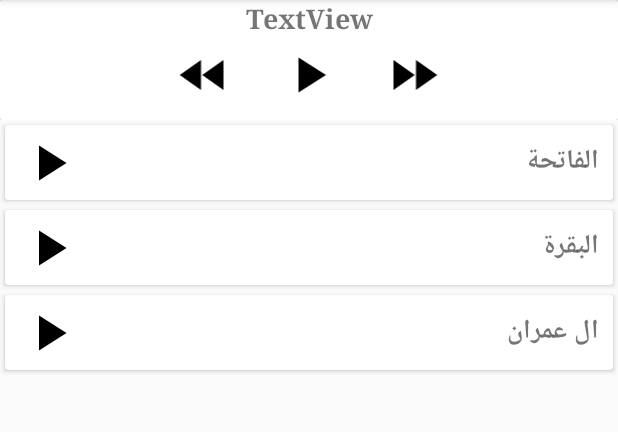
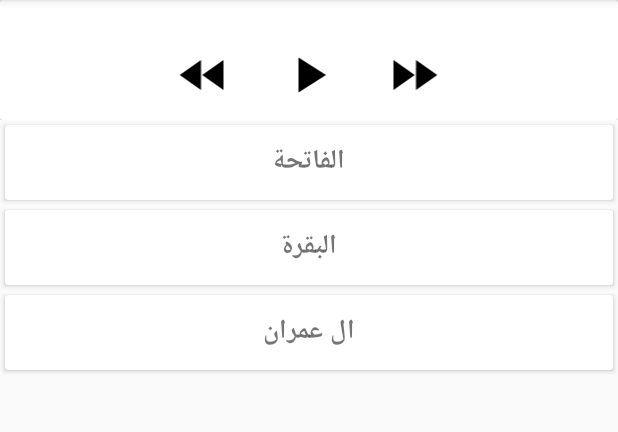
Before and after one commit to hawasman/Android-QuranOnline, an Android app: the screen it shows after launch (MainActivity), on a phone screen of 412 x 824 dp, the part 84-516 px from its top. Run offline under Robolectric (Android 15) with nearby library versions, the phone set to English and light mode, and no system bars.

Commit message:
working prototype

```diff
--- a/app/src/main/AndroidManifest.xml
+++ b/app/src/main/AndroidManifest.xml
@@ -1,7 +1,7 @@
 <?xml version="1.0" encoding="utf-8"?>
 <manifest xmlns:android="http://schemas.android.com/apk/res/android"
     package="com.madminds.quranonline">
-
+    <uses-permission android:name="android.permission.INTERNET" />
     <application
         android:allowBackup="true"
         android:icon="@mipmap/ic_launcher"
--- /dev/null
+++ b/app/src/main/java/com/madminds/quranonline/ItemClickListener.java
@@ -0,0 +1,11 @@
+package com.madminds.quranonline;
+
+import android.view.View;
+
+/**
+ * Created by HawasMan on 11/14/2017.
+ */
+
+public interface ItemClickListener {
+    void onClick(View view, int position);
+}
--- a/app/src/main/java/com/madminds/quranonline/MainActivity.java
+++ b/app/src/main/java/com/madminds/quranonline/MainActivity.java
@@ -1,37 +1,137 @@
 package com.madminds.quranonline;
 
+import android.media.AudioManager;
+import android.media.MediaPlayer;
 import android.support.v7.app.AppCompatActivity;
 import android.os.Bundle;
 import android.support.v7.widget.LinearLayoutManager;
 import android.support.v7.widget.RecyclerView;
+import android.view.View;
 import android.widget.ImageView;
 import android.widget.TextView;
+import android.widget.Toast;
 
+import java.io.IOException;
 import java.util.ArrayList;
 import java.util.List;
 
-public class MainActivity extends AppCompatActivity {
+public class MainActivity extends AppCompatActivity implements ItemClickListener {
+    int index = 0;
     TextView audioName;
-    ImageView forward,rewind,play;
+    ImageView forward, rewind, play;
     RecyclerView recyclerMain;
     List<QItem> qItemList = new ArrayList<>();
+    private MediaPlayer mMediaPlayer;
 
     @Override
     protected void onCreate(Bundle savedInstanceState) {
         super.onCreate(savedInstanceState);
         setContentView(R.layout.activity_main);
-        qItemList.add(new QItem("الفاتحة","http://server12.mp3quran.net/m_krm/001.mp3"));
-        qItemList.add(new QItem("البقرة","http://server12.mp3quran.net/m_krm/002.mp3"));
-        qItemList.add(new QItem("ال عمران","http://server12.mp3quran.net/m_krm/003.mp3"));
-        audioName = (TextView)findViewById(R.id.audio_name);
+        qItemList.add(new QItem("الفاتحة", "http://server12.mp3quran.net/m_krm/001.mp3"));
+        qItemList.add(new QItem("البقرة", "http://server12.mp3quran.net/m_krm/002.mp3"));
+        qItemList.add(new QItem("ال عمران", "http://server12.mp3quran.net/m_krm/003.mp3"));
+        audioName = (TextView) findViewById(R.id.name_text);
         forward = (ImageView) findViewById(R.id.forward);
-        rewind = (ImageView)findViewById(R.id.rewind);
-        play = (ImageView)findViewById(R.id.play);
-        recyclerMain = (RecyclerView)findViewById(R.id.recycler_main);
+        rewind = (ImageView) findViewById(R.id.rewind);
+        play = (ImageView) findViewById(R.id.play);
+        recyclerMain = (RecyclerView) findViewById(R.id.recycler_main);
+        assert recyclerMain != null;
         recyclerMain.setHasFixedSize(true);
-        MyAdapter myAdapter = new MyAdapter(this,qItemList);
+        MyAdapter myAdapter = new MyAdapter(this, qItemList);
         RecyclerView.LayoutManager layoutManager = new LinearLayoutManager(this);
         recyclerMain.setLayoutManager(layoutManager);
         recyclerMain.setAdapter(myAdapter);
+        mMediaPlayer = new MediaPlayer();
+        mMediaPlayer.setAudioStreamType(AudioManager.STREAM_MUSIC);
+        mMediaPlayer.setOnPreparedListener(new MediaPlayer.OnPreparedListener() {
+            @Override
+            public void onPrepared(MediaPlayer mp) {
+                togglePlayPause();
+            }
+        });
+        mMediaPlayer.setOnCompletionListener(new MediaPlayer.OnCompletionListener() {
+            @Override
+            public void onCompletion(MediaPlayer mp) {
+                play.setImageResource(R.drawable.ic_play);
+            }
+        });
+        myAdapter.setClickListener(this);
+        play.setOnClickListener(new View.OnClickListener() {
+            @Override
+            public void onClick(View view) {
+                togglePlayPause();
+            }
+        });
+        forward.setOnClickListener(new View.OnClickListener() {
+            @Override
+            public void onClick(View view) {
+                if(index >= 0 && index < qItemList.size() - 1) ++index;
+
+                if (mMediaPlayer.isPlaying()) {
+                    mMediaPlayer.stop();
+                    mMediaPlayer.reset();
+                }
+
+                try {
+                    audioName.setText(qItemList.get(index).getName());
+                    play.setImageResource(R.drawable.ic_pause_black_24dp);
+                    mMediaPlayer.setDataSource(qItemList.get(index).getUrl());
+                    Toast.makeText(MainActivity.this, qItemList.get(index).getUrl(), Toast.LENGTH_SHORT).show();
+                    mMediaPlayer.prepareAsync();
+                } catch (Exception e) {
+                    e.printStackTrace();
+                }
+            }
+        });
+        rewind.setOnClickListener(new View.OnClickListener() {
+            @Override
+            public void onClick(View view) {
+                if(index >= 0 && index < qItemList.size() - 1) --index;
+
+                if (mMediaPlayer.isPlaying()) {
+                    mMediaPlayer.stop();
+                    mMediaPlayer.reset();
+                }
+
+                try {
+                    audioName.setText(qItemList.get(index).getName());
+                    play.setImageResource(R.drawable.ic_pause_black_24dp);
+                    mMediaPlayer.setDataSource(qItemList.get(index).getUrl());
+                    Toast.makeText(MainActivity.this, qItemList.get(index).getUrl(), Toast.LENGTH_SHORT).show();
+                    mMediaPlayer.prepareAsync();
+                } catch (Exception e) {
+                    e.printStackTrace();
+                }
+            }
+        });
+    }
+
+    private void togglePlayPause() {
+        if (mMediaPlayer.isPlaying()) {
+            mMediaPlayer.pause();
+            play.setImageResource(R.drawable.ic_play);
+        } else {
+            mMediaPlayer.start();
+            play.setImageResource(R.drawable.ic_pause_black_24dp);
+        }
+    }
+
+    @Override
+    public void onClick(View view, int position) {
+        index = position;
+        if (mMediaPlayer.isPlaying()) {
+            mMediaPlayer.stop();
+            mMediaPlayer.reset();
+        }
+
+        try {
+            audioName.setText(qItemList.get(position).getName());
+            play.setImageResource(R.drawable.ic_pause_black_24dp);
+            mMediaPlayer.setDataSource(qItemList.get(position).getUrl());
+            Toast.makeText(MainActivity.this, qItemList.get(position).getUrl(), Toast.LENGTH_SHORT).show();
+            mMediaPlayer.prepareAsync();
+        } catch (Exception e) {
+            e.printStackTrace();
+        }
     }
 }
--- a/app/src/main/java/com/madminds/quranonline/MyAdapter.java
+++ b/app/src/main/java/com/madminds/quranonline/MyAdapter.java
@@ -1,46 +1,37 @@
 package com.madminds.quranonline;
 
+
 import android.content.Context;
-import android.support.v7.view.menu.MenuView;
 import android.support.v7.widget.RecyclerView;
 import android.view.LayoutInflater;
 import android.view.View;
 import android.view.ViewGroup;
-import android.widget.ImageView;
 import android.widget.TextView;
-import android.widget.Toast;
 
 import java.util.List;
 
-/**
- * Created by HawasMan on 11/10/2017.
- */
 
-public class MyAdapter extends RecyclerView.Adapter<MyAdapter.MyHolder> {
-    Context context;
-    List<QItem> qItemList;
-    public MyAdapter(Context context, List<QItem> list){
+class MyAdapter extends RecyclerView.Adapter<MyAdapter.MyHolder> {
+    private Context context;
+    private List<QItem> qItemList;
+    private ItemClickListener itemClickListener;
+
+    MyAdapter(Context context, List<QItem> list) {
         this.context = context;
         this.qItemList = list;
     }
 
     @Override
     public MyHolder onCreateViewHolder(ViewGroup parent, int viewType) {
-        View view = LayoutInflater.from(parent.getContext()).inflate(R.layout.audio_item,parent,false);
+        View view = LayoutInflater.from(parent.getContext()).inflate(R.layout.audio_item, parent, false);
         return new MyHolder(view);
     }
 
+
     @Override
     public void onBindViewHolder(final MyHolder holder, int position) {
-        QItem qItem = qItemList.get(position);
-        holder.playBTN.setImageResource(R.drawable.ic_play);
+        final QItem qItem = qItemList.get(position);
         holder.audioName.setText(qItem.getName());
-        holder.playBTN.setOnClickListener(new View.OnClickListener() {
-            @Override
-            public void onClick(View view) {
-                Toast.makeText(context,holder.audioName.getText(),Toast.LENGTH_LONG).show();
-            }
-        });
     }
 
     @Override
@@ -48,13 +39,23 @@ public class MyAdapter extends RecyclerView.Adapter<MyAdapter.MyHolder> {
         return qItemList.size();
     }
 
-    class MyHolder extends RecyclerView.ViewHolder{
-        ImageView playBTN;
+    void setClickListener(ItemClickListener itemClickListener) {
+        this.itemClickListener = itemClickListener;
+    }
+
+    class MyHolder extends RecyclerView.ViewHolder implements View.OnClickListener {
         TextView audioName;
-        public MyHolder(View itemView) {
+
+        MyHolder(View itemView) {
             super(itemView);
+
             audioName = (TextView) itemView.findViewById(R.id.audio_name);
-            playBTN = (ImageView)itemView.findViewById(R.id.audio_play);
+            itemView.setOnClickListener(this);
+        }
+
+        @Override
+        public void onClick(View view) {
+            if (itemClickListener != null) itemClickListener.onClick(view, getAdapterPosition());
         }
     }
 }
--- a/app/src/main/res/layout/activity_main.xml
+++ b/app/src/main/res/layout/activity_main.xml
@@ -19,13 +19,12 @@
             android:elevation="5dp">
 
             <TextView
-                android:id="@+id/name"
+                android:id="@+id/name_text"
                 android:layout_width="wrap_content"
                 android:layout_height="wrap_content"
                 android:layout_gravity="center_horizontal"
                 android:layout_weight="1"
                 android:fontFamily="serif"
-                android:text="TextView"
                 android:textAlignment="center"
                 android:textSize="18sp"
                 android:textStyle="bold" />
--- a/app/src/main/res/layout/audio_item.xml
+++ b/app/src/main/res/layout/audio_item.xml
@@ -1,43 +1,25 @@
 <?xml version="1.0" encoding="utf-8"?>
-<LinearLayout xmlns:android="http://schemas.android.com/apk/res/android"
+<android.support.v7.widget.CardView xmlns:android="http://schemas.android.com/apk/res/android"
     xmlns:app="http://schemas.android.com/apk/res-auto"
-    xmlns:tools="http://schemas.android.com/tools"
-    android:layout_width="match_parent"
-    android:layout_height="wrap_content"
-    android:orientation="horizontal"
-    tools:context="com.madminds.quranonline.MainActivity">
-
-    <android.support.v7.widget.CardView
     android:layout_width="match_parent"
     android:layout_height="50dp"
     android:layout_margin="3dp"
+    android:clickable="true"
+    android:foreground="?attr/selectableItemBackground"
     app:cardCornerRadius="2dp"
     app:cardElevation="2dp">
 
-        <LinearLayout
-            android:layout_width="match_parent"
-            android:layout_height="match_parent"
-            android:orientation="horizontal"
-            android:padding="9dp">
-
-            <ImageView
-                android:id="@+id/audio_play"
-                android:layout_width="40dp"
-                android:layout_height="40dp"
-                android:layout_gravity="center|right"
-                android:src="@drawable/ic_play" />
-
     <TextView
         android:id="@+id/audio_name"
-                android:layout_width="match_parent"
-                android:layout_height="match_parent"
+        android:layout_width="wrap_content"
+        android:layout_height="wrap_content"
+        android:layout_gravity="center"
+        android:clickable="false"
         android:fontFamily="serif"
-                android:gravity="center|right"
         android:text="audio file name"
         android:textAlignment="gravity"
+        android:textDirection="rtl"
         android:textSize="18sp"
         android:textStyle="bold" />
-        </LinearLayout>
+
 </android.support.v7.widget.CardView>
-
-</LinearLayout>
```
Lines whose indentation alone changed are shown as unchanged.
